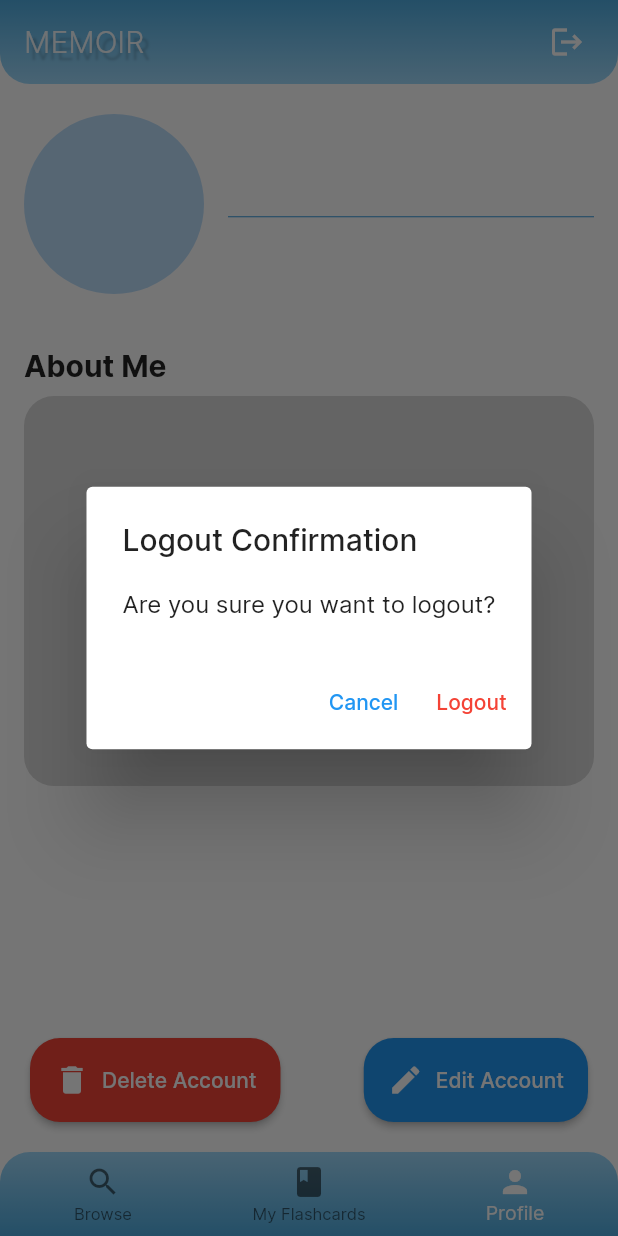
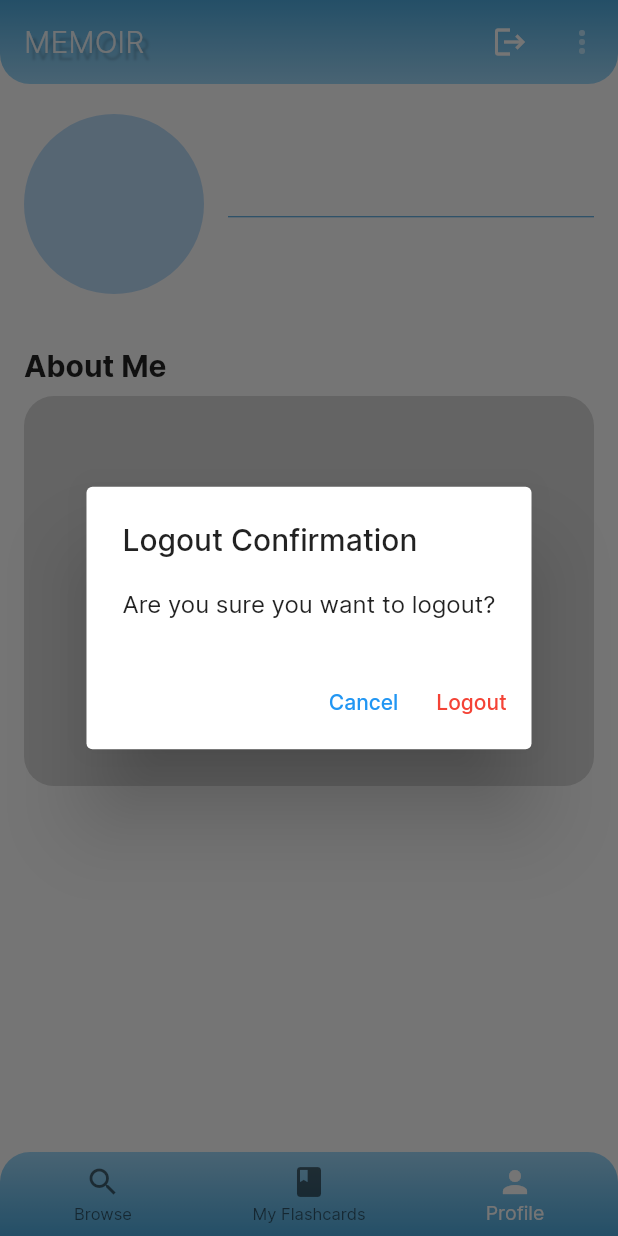
Before and after one commit to DavinTristanIeson/Semester4-PAMFE-UAS, a Flutter app: the MainPage screen opened directly, item 3 of the bottom bar chosen, after a tap on the "logout" icon, on a phone screen of 412 x 824 dp. Run offline on Flutter 3.47's test engine with Material 2 defaults, Android fonts, the phone set to English and light mode, and no system bars; our stand-ins replace flutter_form_builder, image_picker, objectbox; accounts and stored records are empty; generated files the repository leaves out were written again.

Commit message:
fix & add feature

```diff
--- a/lib/views/profile/editprofile.dart
+++ b/lib/views/profile/editprofile.dart
@@ -53,10 +53,7 @@
     if (profilePicture != null) {
       File profilePictureFile = File(profilePicture.path);
       account.pfp = profilePictureFile.path;
-      // Handle the profile picture file as needed (e.g., upload to server, save locally)
-      // You can access the file using `profilePictureFile.path`
     }
-    // You can update other fields as well as per your requirements
 
     try {
       AccountController.update(account);
@@ -81,7 +78,7 @@
             "name": account.name,
             "birthdate": account.birthdate,
             "bio": account.bio,
-            "pfp": null, // Placeholder for the profile picture file
+            "pfp": null,
           },
           child: LoginPageFormContainer(
             child: Column(
--- a/lib/views/profile/main.dart
+++ b/lib/views/profile/main.dart
@@ -1,7 +1,6 @@
 import 'package:flutter/material.dart';
 import 'package:memoir/components/display/info.dart';
 import 'package:memoir/models/common.dart';
-import 'package:memoir/views/profile/editprofile.dart';
 import 'package:provider/provider.dart';
 
 import '../../helpers/constants.dart';
@@ -24,7 +23,7 @@
     super.dispose();
   }
 
-  void _confirmDelete(BuildContext context) {
+  void confirmDelete(BuildContext context) {
     showDialog(
       context: context,
       builder: (BuildContext context) {
@@ -42,7 +41,7 @@
               child: const Text('Next'),
               onPressed: () {
                 Navigator.of(context).pop();
-                _checkPassword(context);
+                _checkPasswordDeleteAcc(context);
               },
             ),
           ],
@@ -51,7 +50,7 @@
     );
   }
 
-  void _checkPassword(BuildContext context) {
+  void _checkPasswordDeleteAcc(BuildContext context) {
     showDialog(
       context: context,
       builder: (BuildContext context) {
@@ -114,19 +113,6 @@
           },
         );
       },
-    );
-  }
-
-  void onCancel() {
-    Navigator.of(context).pop();
-  }
-
-  void _editAccount(BuildContext context) {
-    Navigator.of(context).push(
-      MaterialPageRoute(
-          builder: (context) => EditProfileForm(
-                onCancel: onCancel,
-              )),
     );
   }
 
@@ -203,53 +189,30 @@
               ],
             ),
           ),
-          Positioned(
-            bottom: 12.0,
-            left: 12.0,
-            child: Container(
-              padding: const EdgeInsets.all(8.0),
-              decoration: BoxDecoration(
-                borderRadius: BorderRadius.circular(20.0),
-              ),
-              child: ElevatedButton.icon(
-                onPressed: () {
-                  _confirmDelete(context);
-                },
-                icon: const Icon(Icons.delete),
-                label: const Text("Delete Account"),
-                style: ElevatedButton.styleFrom(
-                  backgroundColor: Colors.red,
-                  padding: const EdgeInsets.all(16.0),
-                  shape: RoundedRectangleBorder(
-                    borderRadius: BorderRadius.circular(20),
-                  ),
-                ),
-              ),
-            ),
-          ),
-          Positioned(
-            bottom: 12,
-            right: 12,
-            child: Container(
-              padding: const EdgeInsets.all(8.0),
-              decoration: BoxDecoration(
-                borderRadius: BorderRadius.circular(20.0),
-              ),
-              child: ElevatedButton.icon(
-                onPressed: () {
-                  _editAccount(context);
-                },
-                icon: const Icon(Icons.edit),
-                label: const Text("Edit Account"),
-                style: ElevatedButton.styleFrom(
-                  padding: const EdgeInsets.all(16.0),
-                  shape: RoundedRectangleBorder(
-                    borderRadius: BorderRadius.circular(20),
-                  ),
-                ),
-              ),
-            ),
-          )
+          // Positioned(
+          //   bottom: 12.0,
+          //   left: 12.0,
+          //   child: Container(
+          //     padding: const EdgeInsets.all(8.0),
+          //     decoration: BoxDecoration(
+          //       borderRadius: BorderRadius.circular(20.0),
+          //     ),
+          //     child: ElevatedButton.icon(
+          //       onPressed: () {
+          //         confirmDelete(context);
+          //       },
+          //       icon: const Icon(Icons.delete),
+          //       label: const Text("Delete Account"),
+          //       style: ElevatedButton.styleFrom(
+          //         backgroundColor: Colors.red,
+          //         padding: const EdgeInsets.all(16.0),
+          //         shape: RoundedRectangleBorder(
+          //           borderRadius: BorderRadius.circular(20),
+          //         ),
+          //       ),
+          //     ),
+          //   ),
+          // ),
         ],
       ),
     );
```
Also changed, not shown: lib/models/account.dart (+5 -3 lines), lib/views/main.dart (+73 -5 lines), lib/views/profile/changepassword.dart (added, +159 -0 lines).
